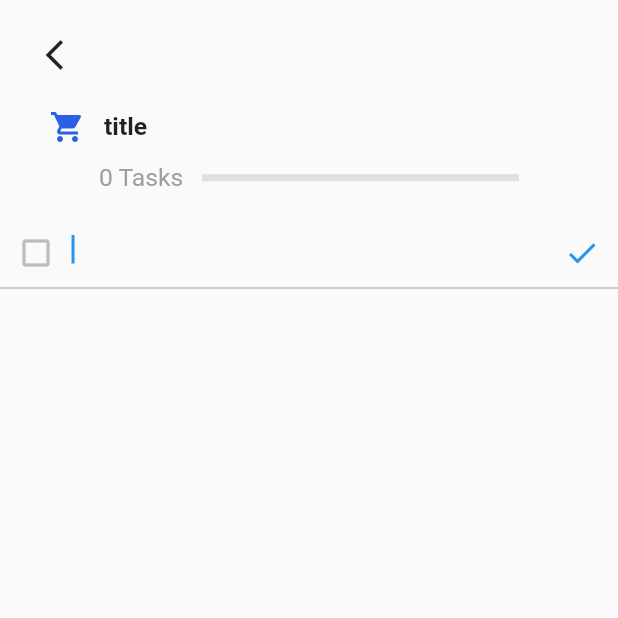
After one commit to prims06/Todo-App, a Flutter app: the screen it shows after launch, after a tap on "title", on a phone screen of 412 x 824 dp, the top half of it. The commit adds this screen. Run offline on Flutter 3.47's test engine with Material 2 defaults, Android fonts, the phone set to English and light mode, and no system bars; drawn by our look-alikes of step_progress_indicator; our stand-ins replace dotted_border, equatable, flutter_easyloading, get, get_storage.

Commit message:
todo added

```diff
--- /dev/null
+++ b/lib/app/modules/detail/view.dart
@@ -0,0 +1,133 @@
+import 'package:flutter/material.dart';
+import 'package:flutter_easyloading/flutter_easyloading.dart';
+import 'package:get/get.dart';
+import 'package:step_progress_indicator/step_progress_indicator.dart';
+import 'package:whatsapp_clone/app/core/utils/extention.dart';
+import 'package:whatsapp_clone/app/modules/home/controller.dart';
+
+class DetailPage extends StatelessWidget {
+  final homeCtrl = Get.find<HomeController>();
+  DetailPage({super.key});
+
+  @override
+  Widget build(BuildContext context) {
+    var task = homeCtrl.task.value!;
+    var color = HexColor.fromHex(task.color);
+    return Scaffold(
+        body: Form(
+      key: homeCtrl.formKey,
+      child: ListView(
+        children: [
+          Padding(
+            padding: EdgeInsets.all(3.0.wp),
+            child: Row(
+              children: [
+                IconButton(
+                    onPressed: () {
+                      Get.back();
+                      homeCtrl.updateTodos();
+                      homeCtrl.changeTask(null);
+                      homeCtrl.editController.clear();
+                    },
+                    icon: const Icon(Icons.arrow_back_ios_new))
+              ],
+            ),
+          ),
+          Padding(
+            padding: EdgeInsets.symmetric(horizontal: 8.0.wp),
+            child: Row(
+              children: [
+                Icon(
+                  IconData(task.icon, fontFamily: 'MaterialIcons'),
+                  color: color,
+                ),
+                SizedBox(
+                  width: 3.0.wp,
+                ),
+                Text(
+                  task.title,
+                  style:
+                      TextStyle(fontSize: 12.0.sp, fontWeight: FontWeight.bold),
+                )
+              ],
+            ),
+          ),
+          Obx(() {
+            var totalTodos =
+                homeCtrl.doingTodos.length + homeCtrl.doneTodos.length;
+            return Padding(
+              padding:
+                  EdgeInsets.only(left: 16.0.wp, top: 3.0.wp, right: 16.0.wp),
+              child: Row(
+                children: [
+                  Text(
+                    '$totalTodos Tasks',
+                    style: TextStyle(
+                      fontSize: 12.0.sp,
+                      color: Colors.grey,
+                    ),
+                  ),
+                  SizedBox(
+                    width: 3.0.wp,
+                  ),
+                  Expanded(
+                    child: StepProgressIndicator(
+                      totalSteps: totalTodos == 0 ? 1 : totalTodos,
+                      currentStep: homeCtrl.doneTodos.length,
+                      size: 5,
+                      padding: 0,
+                      selectedGradientColor: LinearGradient(
+                          begin: Alignment.topLeft,
+                          end: Alignment.bottomRight,
+                          colors: [color.withOpacity(0.5), color]),
+                      unselectedGradientColor: LinearGradient(
+                          begin: Alignment.topLeft,
+                          end: Alignment.bottomRight,
+                          colors: [Colors.grey[300]!, Colors.grey[300]!]),
+                    ),
+                  ),
+                ],
+              ),
+            );
+          }),
+          Padding(
+              padding:
+                  EdgeInsets.symmetric(vertical: 2.0.wp, horizontal: 5.0.wp)),
+          TextFormField(
+            controller: homeCtrl.editController,
+            autofocus: true,
+            decoration: InputDecoration(
+                focusedBorder: UnderlineInputBorder(
+                  borderSide: BorderSide(color: Colors.grey[400]!),
+                ),
+                prefixIcon: Icon(
+                  Icons.check_box_outline_blank,
+                  color: Colors.grey[400]!,
+                ),
+                suffixIcon: IconButton(
+                  onPressed: () {
+                    if (homeCtrl.formKey.currentState!.validate()) {
+                      var success =
+                          homeCtrl.addTodo(homeCtrl.editController.text);
+                      if (success) {
+                        EasyLoading.showSuccess('Todo added !');
+                      } else {
+                        EasyLoading.showError('Todo item already exist');
+                      }
+                      homeCtrl.editController.clear();
+                    }
+                  },
+                  icon: const Icon(Icons.done),
+                )),
+            validator: (value) {
+              if (value == null || value.trim().isEmpty) {
+                return 'Please enter your todo item';
+              }
+              return null;
+            },
+          )
+        ],
+      ),
+    ));
+  }
+}
--- a/lib/app/modules/home/controller.dart
+++ b/lib/app/modules/home/controller.dart
@@ -1,4 +1,5 @@
 import 'package:flutter/cupertino.dart';
+import 'package:flutter/foundation.dart';
 import 'package:get/get.dart';
 import 'package:whatsapp_clone/app/data/models/task.dart';
 import 'package:whatsapp_clone/app/data/services/storage/repository.dart';
@@ -12,6 +13,8 @@ class HomeController extends GetxController {
   final deleting = false.obs;
   final tasks = <Task>[].obs;
   final task = Rx<Task?>(null);
+  final doingTodos = <dynamic>[].obs;
+  final doneTodos = <dynamic>[].obs;
 
   @override
   void onInit() {
@@ -67,4 +70,42 @@ class HomeController extends GetxController {
   bool containsTodo(List todos, String title) {
     return todos.any((element) => element['title'] == title);
   }
+
+  void changeTodos(List<dynamic> select) {
+    doingTodos.clear();
+    doneTodos.clear();
+    for (int i = 0; i < select.length; i++) {
+      var todo = select[i];
+      var status = todo['done'];
+      if (status == true) {
+        doneTodos.add(todo);
+      } else {
+        doingTodos.add(todo);
+      }
+    }
+  }
+
+  bool addTodo(String text) {
+    var todo = {'title': text, 'done': false};
+    if (doingTodos
+        .any((element) => mapEquals<String, dynamic>(todo, element))) {
+      return false;
+    }
+    var doneTodo = {'title': text, 'done': true};
+    if (doneTodos
+        .any((element) => mapEquals<String, dynamic>(doneTodo, element))) {
+      return false;
+    }
+    doingTodos.add(todo);
+    return true;
+  }
+
+  void updateTodos() {
+    var newTodos = <Map<String, dynamic>>[];
+    newTodos.addAll([...doingTodos, ...doneTodos]);
+    var newTask = task.value!.copyWith(todos: newTodos);
+    int oldIdx = tasks.indexOf(task.value);
+    tasks[oldIdx] = newTask;
+    tasks.refresh();
+  }
 }
--- a/lib/app/modules/home/widgets/task_card.dart
+++ b/lib/app/modules/home/widgets/task_card.dart
@@ -3,6 +3,7 @@ import 'package:get/get.dart';
 import 'package:step_progress_indicator/step_progress_indicator.dart';
 import 'package:whatsapp_clone/app/core/utils/extention.dart';
 import 'package:whatsapp_clone/app/data/models/task.dart';
+import 'package:whatsapp_clone/app/modules/detail/view.dart';
 import 'package:whatsapp_clone/app/modules/home/controller.dart';
 
 class TaskCard extends StatelessWidget {
@@ -14,7 +15,13 @@ class TaskCard extends StatelessWidget {
   Widget build(BuildContext context) {
     final color = HexColor.fromHex(task.color);
     var squareWidth = Get.width - 12.0.wp;
-    return Container(
+    return GestureDetector(
+      onTap: () {
+        homeCtl.changeTask(task);
+        homeCtl.changeTodos(task.todos ?? []);
+        Get.to(() => DetailPage());
+      },
+      child: Container(
         width: squareWidth / 2,
         height: squareWidth / 2,
         margin: EdgeInsets.all(3.0.wp),
@@ -45,22 +52,35 @@ class TaskCard extends StatelessWidget {
             ),
             Padding(
               padding: EdgeInsets.all(6.0.wp),
-            child: Icon(IconData(task.icon, fontFamily: 'MaterialIcons'), color: color,),
+              child: Icon(
+                IconData(task.icon, fontFamily: 'MaterialIcons'),
+                color: color,
+              ),
             ),
             Padding(
-            padding:  EdgeInsets.all(6.0.wp),
+              padding: EdgeInsets.all(6.0.wp),
               child: Column(
                 crossAxisAlignment: CrossAxisAlignment.start,
-
                 children: [
-                Text(task.title, style: TextStyle(fontWeight: FontWeight.bold, fontSize: 12.0.sp), overflow: TextOverflow.ellipsis,),
-                SizedBox(height: 2.0.wp,),
-                Text('${task.todos?.length ?? 0} Task', style: TextStyle(fontWeight: FontWeight.bold, color: Colors.grey),),
-
-
-            ],),
+                  Text(
+                    task.title,
+                    style: TextStyle(
+                        fontWeight: FontWeight.bold, fontSize: 12.0.sp),
+                    overflow: TextOverflow.ellipsis,
+                  ),
+                  SizedBox(
+                    height: 2.0.wp,
+                  ),
+                  Text(
+                    '${task.todos?.length ?? 0} Task',
+                    style: TextStyle(
+                        fontWeight: FontWeight.bold, color: Colors.grey),
+                  ),
+                ],
+              ),
             )
           ],
+        ),
       ),
     );
   }
--- a/pubspec.yaml
+++ b/pubspec.yaml
@@ -66,9 +66,9 @@ flutter:
   uses-material-design: true
 
   # To add assets to your application, add an assets section, like this:
-  # assets:
-  #   - images/a_dot_burr.jpeg
-  #   - images/a_dot_ham.jpeg
+  assets:
+    - assets/images/
+    # - images/a_dot_ham.jpeg
 
   # An image asset can refer to one or more resolution-specific "variants", see
   # https://flutter.dev/assets-and-images/#resolution-aware
```
Also changed, not shown: lib/app/modules/detail/widgets/doing_list.dart (added), lib/app/modules/detail/widgets/done_list.dart (added). Lines whose indentation alone changed are shown as unchanged.
